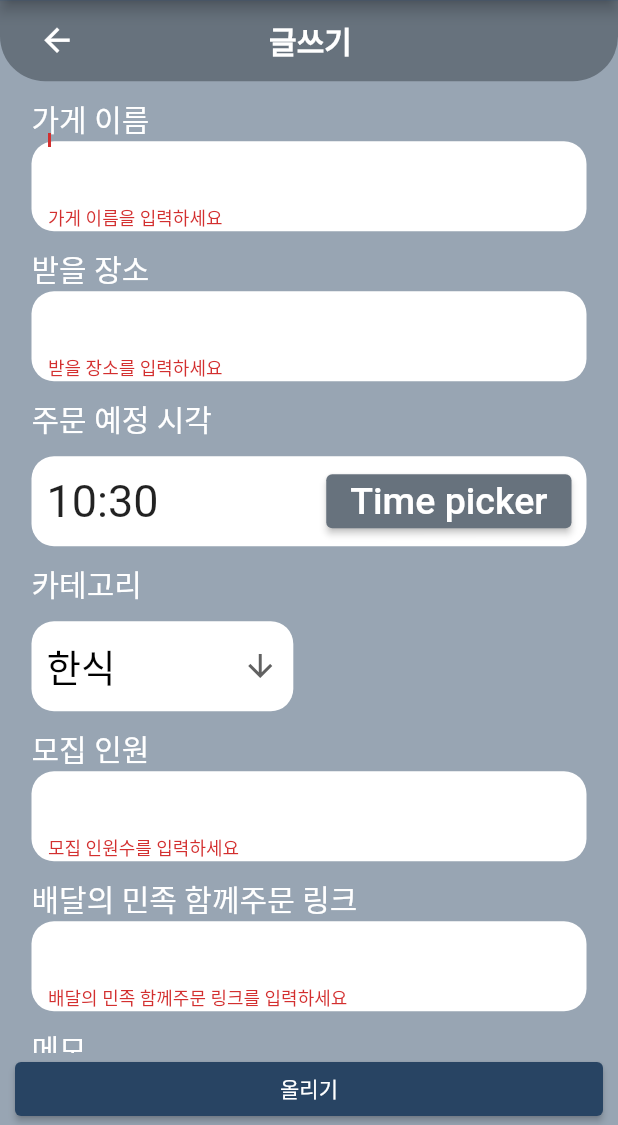
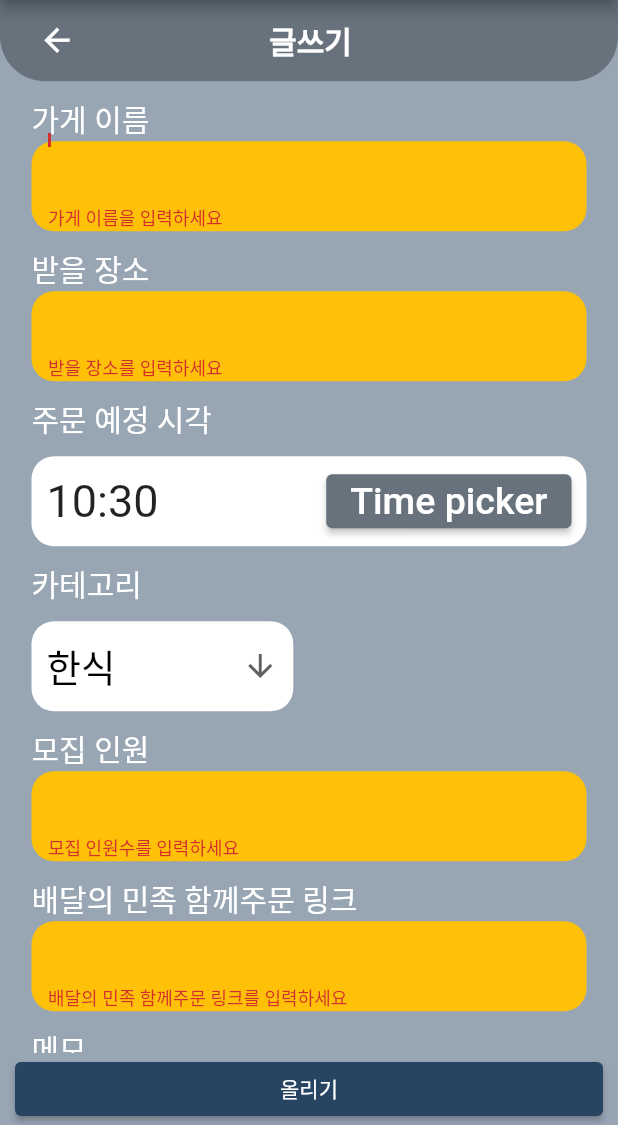
Before and after one commit to Seo-Yegyeong/delivery_together, a Flutter app: the WritePage screen opened directly, after a tap on "올리기", on a phone screen of 412 x 824 dp, the part 111-1236 px from its top. Run offline on Flutter 3.47's test engine with Material 2 defaults, Android fonts, the phone set to English and light mode, and no system bars; our stand-ins replace cloud_firestore, firebase_auth, firebase_core, get, google_sign_in, logger; accounts and stored records are empty.

Commit message:
[REFACTORING] improve integer validation in write_order.dart

```diff
--- a/lib/write_order.dart
+++ b/lib/write_order.dart
@@ -223,7 +223,7 @@ class _WritingForm extends State<WritingForm> {
             height: (index == 6)? 200: 60,
             padding: EdgeInsets.symmetric(horizontal: 11),
             decoration: BoxDecoration(
-              color: Colors.white,
+              color: Colors.amber,
               borderRadius: BorderRadius.circular(15),
             ),
             child: TextFormField(
@@ -254,9 +254,10 @@ class _WritingForm extends State<WritingForm> {
                     return '배달의 민족 함께주문 링크를 입력하세요';
                   }
                 }
-                //if (index == 4){
-                //  return '숫자를 입력하세요';
-                //}
+
+                if(index == 4 && int.tryParse(value!) == null){
+                  return '숫자를 입력하세요';
+                }
 
                 return null;
               },
@@ -269,6 +270,7 @@ class _WritingForm extends State<WritingForm> {
               autofocus: true,
               decoration: const InputDecoration(
                 border: InputBorder.none,
+
               ),
               style: TextStyle(
                 fontSize: 30,
```
